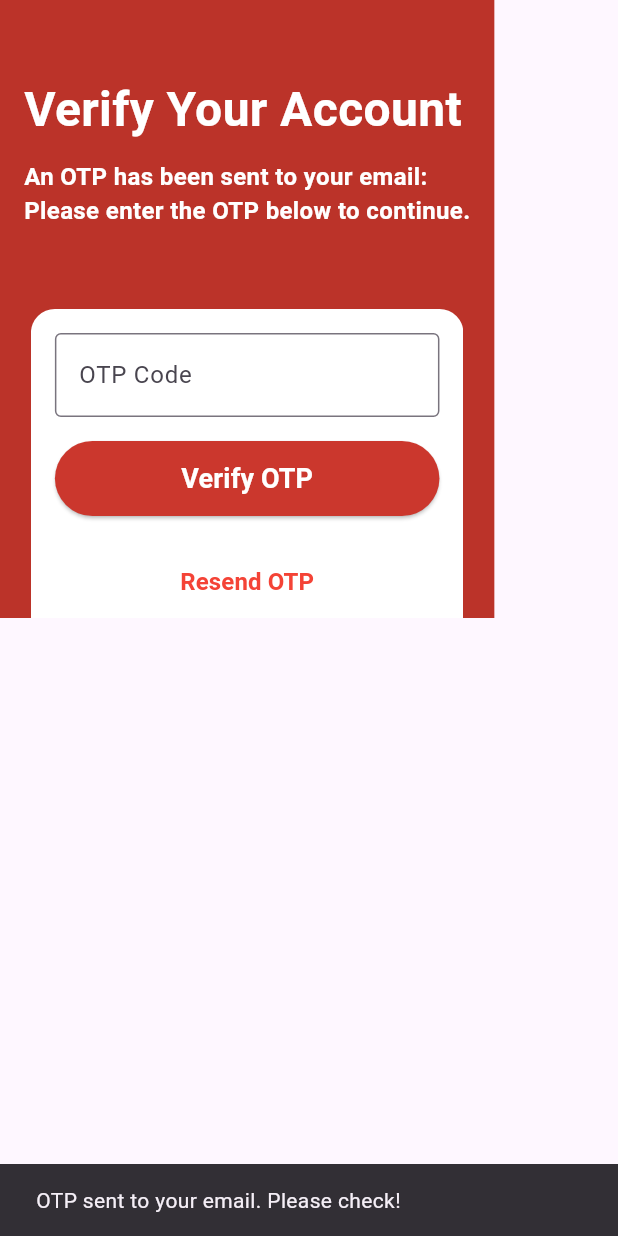
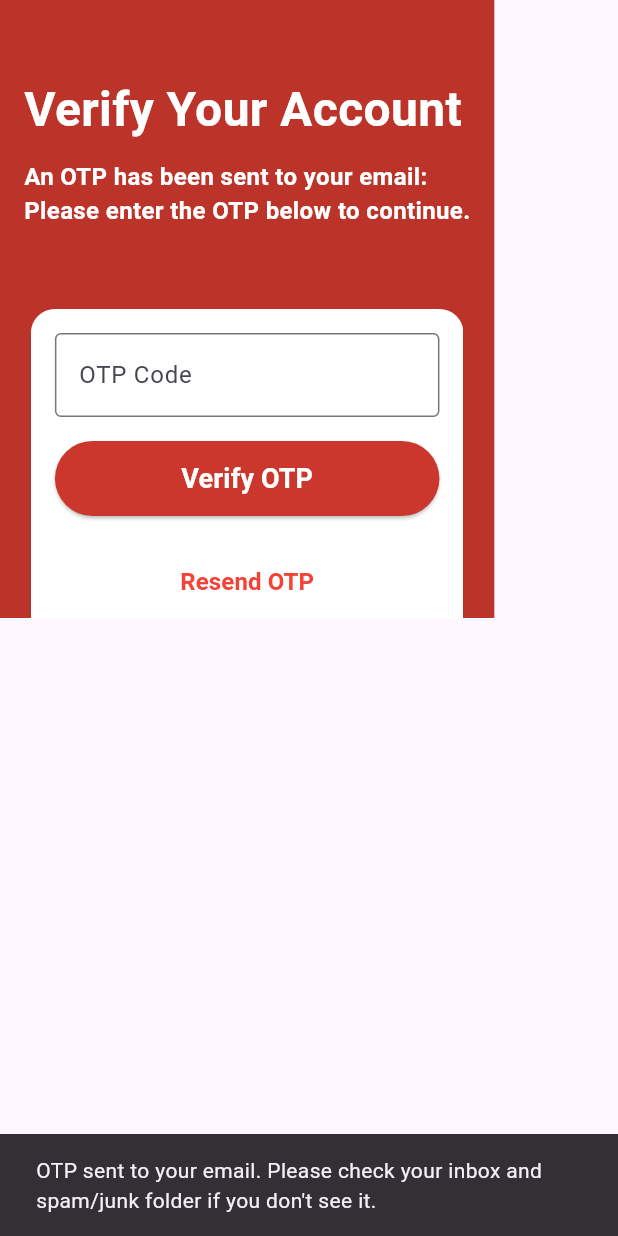
Before and after one commit to anukaishara/WWNapp, a Flutter app: the OtpVerificationScreen screen opened directly with empty values, after a tap on "Verify OTP", on a phone screen of 412 x 824 dp. Run offline on Flutter 3.47's test engine with Material 3 defaults, Android fonts, the phone set to English and light mode, and no system bars; our stand-ins replace firebase_auth, firebase_core, google_sign_in, shared_preferences; missing offline and left inert: flutter_facebook_auth, mailer; accounts and stored records are empty.

Commit message:
Done OTP

```diff
--- a/lib/screens/otp_verification_screen.dart
+++ b/lib/screens/otp_verification_screen.dart
@@ -46,7 +46,7 @@
       await send(message, smtpServer);
       print("OTP email successfully sent to $email");
       ScaffoldMessenger.of(context).showSnackBar(
-        const SnackBar(content: Text("OTP sent to your email. Please check!")),
+        const SnackBar(content: Text("OTP sent to your email. Please check your inbox and spam/junk folder if you don't see it.")),
       );
     } catch (e) {
       print("Failed to send OTP email: $e");
@@ -66,7 +66,7 @@
   void _validateOtp() {
     if (_otpController.text.trim() == _generatedOtp) {
       ScaffoldMessenger.of(context).showSnackBar(
-        const SnackBar(content: Text("OTP Verified! Redirecting to Home Screen...")),
+        const SnackBar(content: Text("OTP Verified!")),
       );
 
       // Redirect to Home Screen
```
